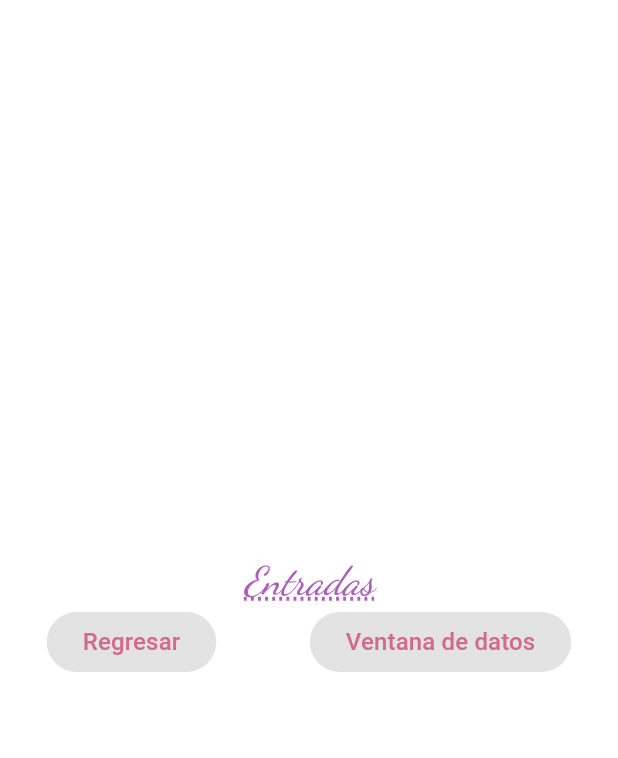
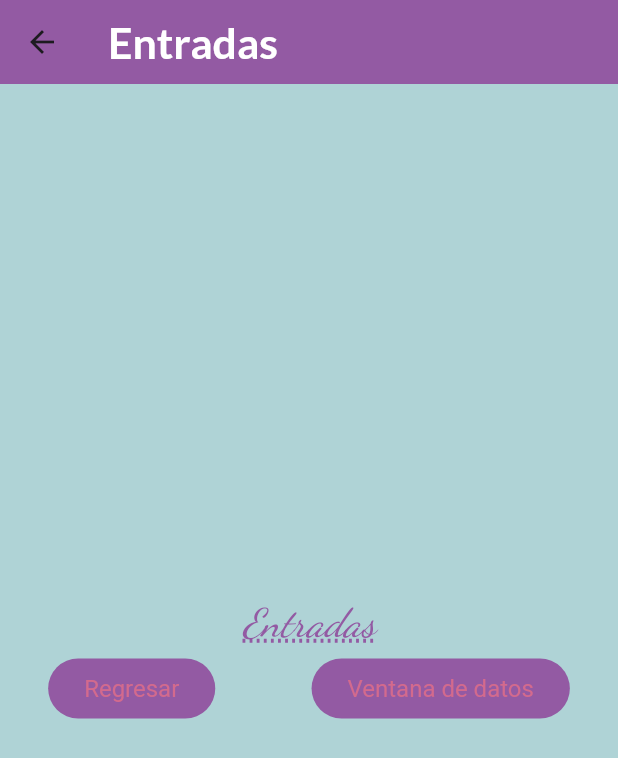
Before and after one commit to Jennysitamon/componentes_flutter, a Flutter app: the screen it shows after launch, after a tap on "Entradas", on a phone screen of 412 x 824 dp. Shown: the top 758 px of the screen. Run offline on Flutter 3.47's test engine with Material 3 defaults, Android fonts, the light colour scheme and no system bars; our stand-ins replace google_fonts.

Commit message:
Changing the AppTheme

```diff
--- a/lib/screens/home_screen.dart
+++ b/lib/screens/home_screen.dart
@@ -1,5 +1,4 @@
 import 'package:flutter/material.dart';
-import 'package:pract3/screens/data_screen.dart';
 import 'package:pract3/screens/infinite_scroll_screen.dart';
 import 'package:pract3/screens/inputs_screen.dart';
 import 'package:pract3/screens/notifications_screen.dart';
@@ -25,20 +24,23 @@ class HomeScreen extends StatelessWidget {
               'Introducción de valores',
               style: AppTheme.lightTheme.textTheme.bodySmall,
             ),
-            leading: const Icon(Icons.rocket_launch),
-            trailing: const Icon(Icons.arrow_circle_right_rounded),
-
+            leading: IconTheme(
+              data: AppTheme.lightTheme.iconTheme,
+              child: const Icon(Icons.import_contacts_sharp),
+            ),
+            trailing: IconTheme(
+              data: AppTheme.lightTheme.iconTheme,
+              child: const Icon(Icons.arrow_circle_right_rounded),
+            ),
             //agreganuevo
             onTap: () {
               final ruta1 = MaterialPageRoute(builder: (context) {
                 return const InputsScreen();
               });
-              Navigator.push(context,ruta1);
+              Navigator.push(context, ruta1);
             },
             //acaba lo nuevo
-
           ),
-
           const Divider(),
           ListTile(
             title: Text(
@@ -49,20 +51,25 @@ class HomeScreen extends StatelessWidget {
               'Lista con desplazamiento infinito',
               style: AppTheme.lightTheme.textTheme.bodySmall,
             ),
-            leading: const Icon(Icons.format_list_bulleted),
-            trailing: const Icon(Icons.arrow_circle_right_rounded),
+            leading: IconTheme(
+              data: AppTheme.lightTheme.iconTheme,
+              child: const Icon(Icons.format_list_bulleted),
+            ),
+            trailing: IconTheme(
+              data: AppTheme.lightTheme.iconTheme,
+              child: const Icon(Icons.arrow_circle_right_rounded),
+            ),
 
             //agreganuevo
             onTap: () {
               final ruta2 = MaterialPageRoute(builder: (context) {
                 return const InfiniteScrollScreen();
               });
-              Navigator.push(context,ruta2);
+              Navigator.push(context, ruta2);
             },
             //acaba lo nuevo
           ),
           const Divider(),
-
           ListTile(
             title: Text(
               'Notificaciones',
@@ -72,15 +79,21 @@ class HomeScreen extends StatelessWidget {
               'Mostrar una notificación',
               style: AppTheme.lightTheme.textTheme.bodySmall,
             ),
-            leading: const Icon(Icons.notifications_active),
-            trailing: const Icon(Icons.arrow_circle_right_rounded),
+            leading: IconTheme(
+              data: AppTheme.lightTheme.iconTheme,
+              child: const Icon(Icons.notifications_active),
+            ),
+            trailing: IconTheme(
+              data: AppTheme.lightTheme.iconTheme,
+              child: const Icon(Icons.arrow_circle_right_rounded),
+            ),
 
             //agreganuevo
             onTap: () {
               final ruta3 = MaterialPageRoute(builder: (context) {
                 return const NotificationsScreen();
               });
-              Navigator.push(context,ruta3);
+              Navigator.push(context, ruta3);
             },
             //acaba lo nuevo
           ),
--- a/lib/screens/inputs_screen.dart
+++ b/lib/screens/inputs_screen.dart
@@ -11,7 +11,11 @@ class InputsScreen extends StatefulWidget {
 class _InputsScreenState extends State<InputsScreen> {
   @override
   Widget build(BuildContext context) {
-    return Column(
+    return Scaffold(
+      appBar: AppBar(
+        title: const Text('Entradas'),
+      ),
+      body: Column(
         mainAxisAlignment: MainAxisAlignment.center,
         children: [
           Text(
@@ -36,6 +40,7 @@ class _InputsScreenState extends State<InputsScreen> {
             ],
           ),
         ],
+      ),
     );
   }
 }
--- a/lib/theme/app_theme.dart
+++ b/lib/theme/app_theme.dart
@@ -4,7 +4,7 @@ import 'package:google_fonts/google_fonts.dart';
 
 class AppTheme{
   //constante de un color primario
-  static const primaryColor = Color.fromARGB(223, 161, 72, 179);
+  static const primaryColor = Color.fromARGB(223, 142, 72, 155);
   //constante de un color secundario
   static const secondaryColor = Color.fromARGB(255, 211, 106, 141);
   //constante de color de fondo
@@ -12,8 +12,31 @@ class AppTheme{
   //constante de tema
   static final ThemeData lightTheme = ThemeData.light().copyWith(
     scaffoldBackgroundColor: backColor,
-        appBarTheme: const AppBarTheme(
+        appBarTheme: AppBarTheme(
           color: primaryColor,
+          titleTextStyle: GoogleFonts.lato(
+            color: Colors.white,
+            fontSize: 28.5,
+            fontWeight: FontWeight.bold,
+
+          ),
+      ),
+      iconTheme: const IconThemeData(
+        color: primaryColor,
+        size: 30.0,
+      ),
+      elevatedButtonTheme: ElevatedButtonThemeData(
+        style: ButtonStyle(
+          backgroundColor: MaterialStateProperty.all(
+            primaryColor,
+          ),
+          foregroundColor: MaterialStateProperty.all(
+            Colors.pink,
+          ),
+          textStyle: MaterialStateProperty.all(
+            GoogleFonts.pacifico(fontSize: 25.5,)
+          ),
+        ),
       ),
       textTheme: TextTheme(
         //Titulos muy grandes
```
Lines whose indentation alone changed are shown as unchanged.
